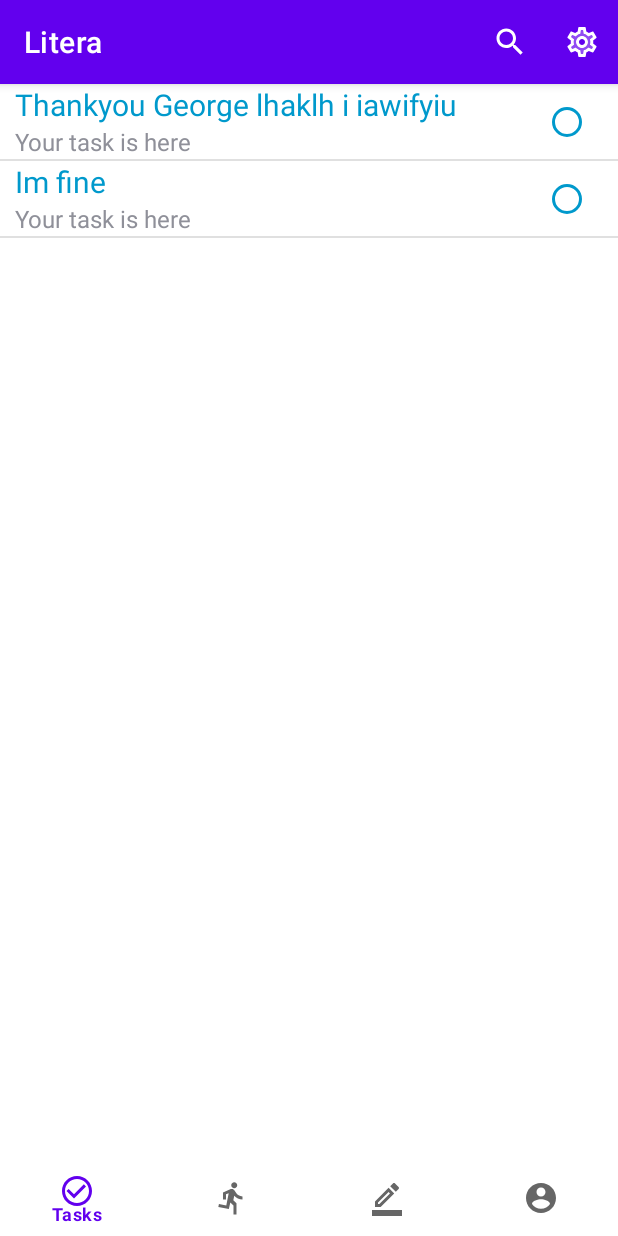
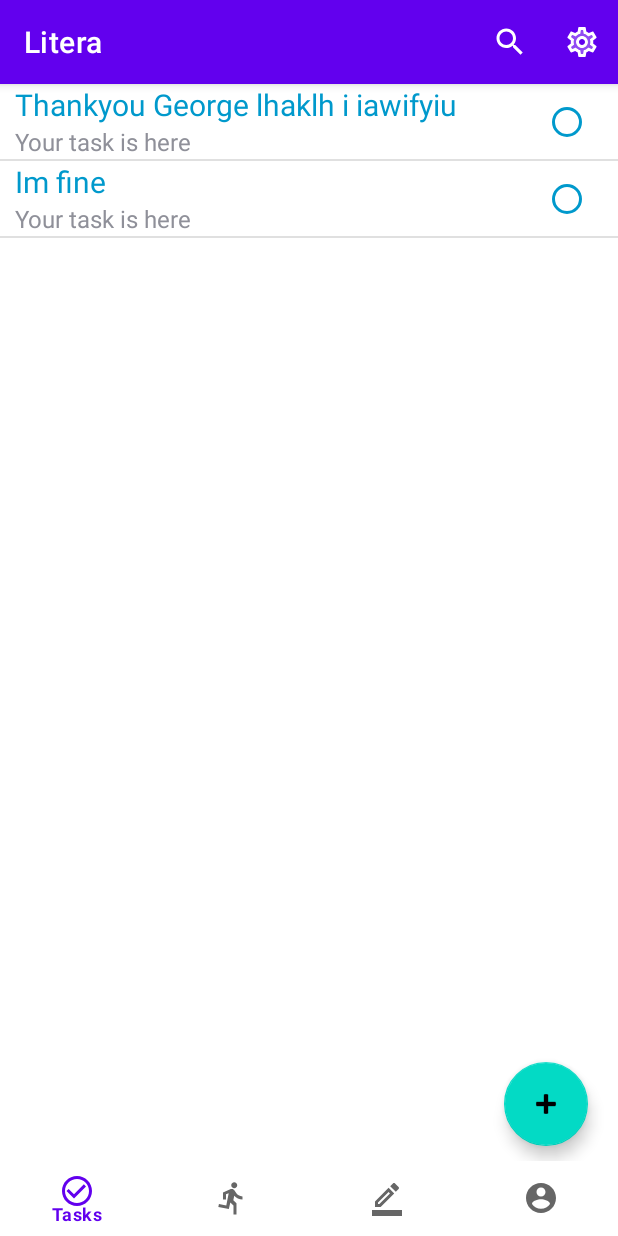
Before and after one commit to rahuladlakha/Littera, an Android app: the FirstActivity screen opened directly, with no data from a screen before it, on a phone screen of 412 x 824 dp. Run offline under Robolectric (Android 15) with nearby library versions, the phone set to English and light mode, and no system bars; 1 statement that could not run was skipped.

Commit message:
FAB on task Fragment initiated successfully

```diff
--- a/app/src/main/AndroidManifest.xml
+++ b/app/src/main/AndroidManifest.xml
@@ -9,6 +9,9 @@
         android:roundIcon="@mipmap/ic_launcher_round"
         android:supportsRtl="true"
         android:theme="@style/Theme.Littera">
+        <activity
+            android:name=".AddNoteTaskActivity"
+            android:exported="true" />
         <activity
             android:name=".FirstActivity"
             android:exported="true" />
--- a/app/src/main/java/com/rahul/littera/TasksFragment.java
+++ b/app/src/main/java/com/rahul/littera/TasksFragment.java
@@ -2,6 +2,7 @@ package com.rahul.littera;
 
 import android.annotation.SuppressLint;
 import android.content.Context;
+import android.content.Intent;
 import android.graphics.Paint;
 import android.os.Bundle;
 
@@ -29,8 +30,8 @@ import java.util.ArrayList;
  */
 public class TasksFragment extends Fragment implements View.OnClickListener {
     static int currTag = 0;
-   ArrayList<String> pendingTasks ;
-   ListView tasksListview;
+    static ArrayList<String> pendingTasks ;
+    static ListView tasksListview;
     public TasksFragment() {
         // Required empty public constructor
     }
--- a/app/src/main/res/layout/fragment_tasks.xml
+++ b/app/src/main/res/layout/fragment_tasks.xml
@@ -1,12 +1,29 @@
 <?xml version="1.0" encoding="utf-8"?>
-<FrameLayout xmlns:android="http://schemas.android.com/apk/res/android"
+<androidx.constraintlayout.widget.ConstraintLayout xmlns:android="http://schemas.android.com/apk/res/android"
+    xmlns:app="http://schemas.android.com/apk/res-auto"
     xmlns:tools="http://schemas.android.com/tools"
     android:layout_width="match_parent"
     android:layout_height="match_parent"
+    android:foregroundTint="#8BC34A"
     tools:context=".TasksFragment">
 
     <ListView
         android:id="@+id/tasksListView"
         android:layout_width="match_parent"
-        android:layout_height="match_parent" />
-</FrameLayout>
+        android:layout_height="match_parent">
+
+    </ListView>
+
+    <com.google.android.material.floatingactionbutton.FloatingActionButton
+        android:id="@+id/newTaskFAB"
+        android:layout_width="wrap_content"
+        android:layout_height="wrap_content"
+        android:layout_marginEnd="20dp"
+        android:layout_marginBottom="10dp"
+        android:background="#FFEB3B"
+        android:onClick="newTaskNote"
+        android:src="@android:drawable/ic_input_add"
+        app:layout_constraintBottom_toBottomOf="parent"
+        app:layout_constraintEnd_toEndOf="parent" />
+
+</androidx.constraintlayout.widget.ConstraintLayout>
--- a/app/src/main/res/layout/tasksview.xml
+++ b/app/src/main/res/layout/tasksview.xml
@@ -7,6 +7,7 @@
     android:layout_gravity="clip_vertical">
 
     <LinearLayout
+        android:id="@+id/linearLayout"
         android:layout_width="0dp"
         android:layout_height="match_parent"
         android:layout_marginStart="10dp"
--- a/app/src/main/res/values-night/themes.xml
+++ b/app/src/main/res/values-night/themes.xml
@@ -7,7 +7,6 @@
         <item name="colorPrimary">@color/purple_500</item>
         <item name="colorPrimaryVariant">@color/purple_700</item>
         <item name="colorOnPrimary">@color/black</item>
-        <item name="android:textColor">@color/grey</item>
         <!-- Secondary brand color. -->
         <item name="colorSecondary">@color/teal_200</item>
         <item name="colorSecondaryVariant">@color/teal_200</item>
--- a/app/src/main/res/values/colors.xml
+++ b/app/src/main/res/values/colors.xml
@@ -6,6 +6,7 @@
     <color name="teal_200">#FF03DAC5</color>
     <color name="teal_700">#FF018786</color>
     <color name="black">#FF000000</color>
-    <color name="white">#FFFFFFFF</color>
+    <color name="white">#FFFFFF</color>
     <color name="grey">#FF808080</color>
+    <color name="transparent">#99FFFFFF</color>
 </resources>
```
Also changed, not shown: app/src/main/java/com/rahul/littera/AddNoteTaskActivity.java (added, +15 -0 lines), app/src/main/java/com/rahul/littera/FirstActivity.java (+7 -0 lines), app/src/main/res/drawable/edittext_layout.xml (added, +15 -0 lines), app/src/main/res/drawable/ic_addicon.xml (added, +10 -0 lines), app/src/main/res/layout/activity_add_note_task.xml (added, +51 -0 lines), app/src/main/res/drawable-v24/background.jpg (added).
